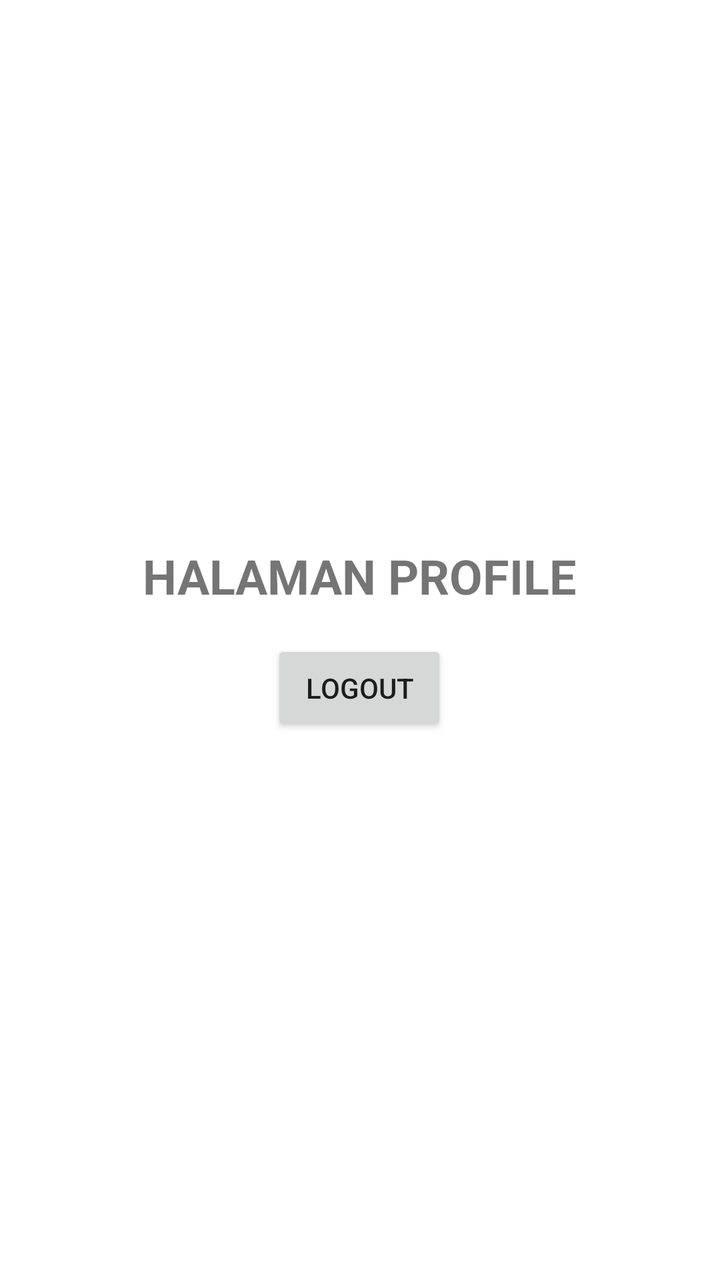
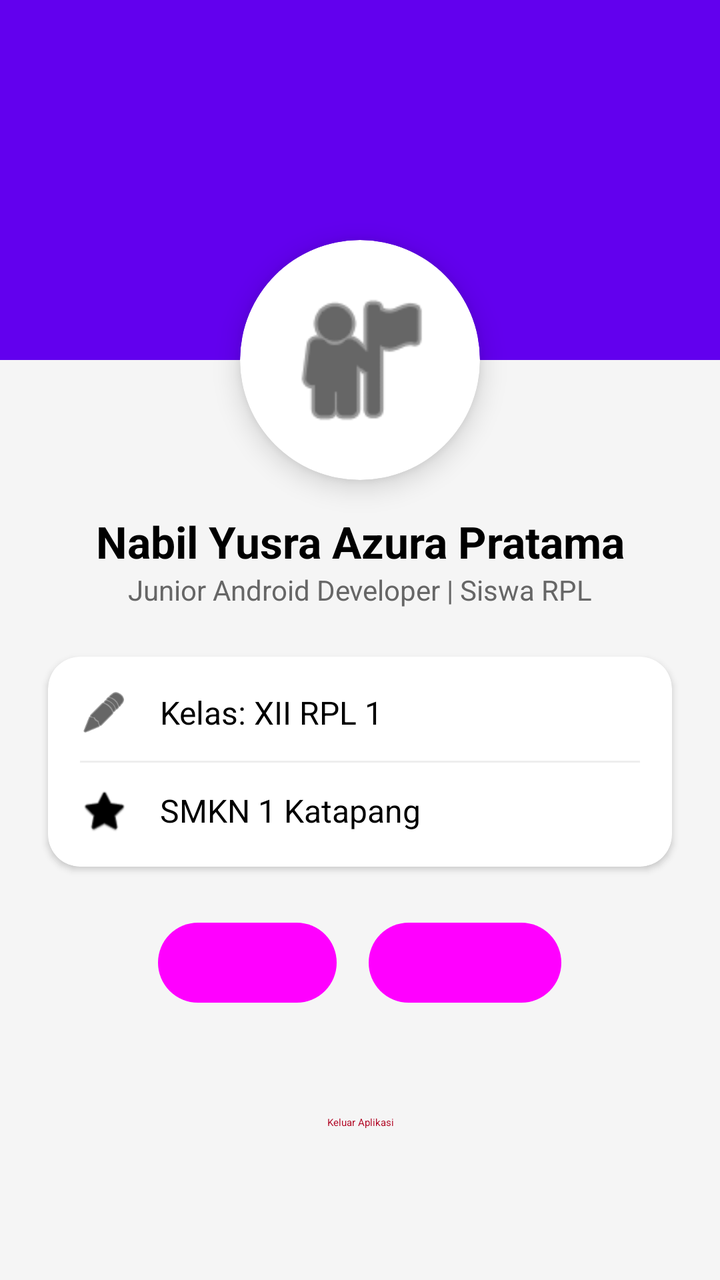

The first picture is an Android layout as it rendered before a commit; the second is the same layout after the commit. The layout source and the unified diff follow.
<!-- AndroidManifest.xml: application theme Theme.My_first_Application -->
<!-- res/layout/fragment_profile.xml -->
<?xml version="1.0" encoding="utf-8"?>
<FrameLayout
    xmlns:android="http://schemas.android.com/apk/res/android"
    android:layout_width="match_parent"
    android:layout_height="match_parent">

    <LinearLayout
        android:layout_width="wrap_content"
        android:layout_height="wrap_content"
        android:layout_gravity="center"
        android:orientation="vertical"
        android:gravity="center">

        <TextView
            android:layout_width="wrap_content"
            android:layout_height="wrap_content"
            android:text="HALAMAN PROFILE"
            android:textSize="24sp"
            android:textStyle="bold"/>

        <Button
            android:id="@+id/btnLogoutFragment"
            android:layout_width="wrap_content"
            android:layout_height="wrap_content"
            android:layout_marginTop="16dp"
            android:text="Logout" />

    </LinearLayout>

</FrameLayout>
<!-- resources referenced by this layout -->
<resources>
  <style name="Theme.My_first_Application" parent="Theme.MaterialComponents.DayNight.NoActionBar">
          
          <item name="colorPrimary">@color/purple_500</item>
          <item name="colorPrimaryVariant">@color/purple_700</item>
          <item name="colorOnPrimary">@color/white</item>
          
          <item name="colorSecondary">@color/teal_200</item>
          <item name="colorSecondaryVariant">@color/teal_700</item>
          <item name="colorOnSecondary">@color/black</item>
          
          <item name="android:statusBarColor">?attr/colorPrimaryVariant</item>
          
      </style>
  <color name="purple_500">#FF6200EE</color>
  <color name="purple_700">#FF3700B3</color>
  <color name="white">#FFFFFFFF</color>
  <color name="teal_200">#FF03DAC5</color>
  <color name="teal_700">#FF018786</color>
  <color name="black">#FF000000</color>
</resources>

<!-- the commit's change to res/layout/fragment_profile.xml (unified diff, before → after) -->
@@ -1,30 +1,180 @@
 <?xml version="1.0" encoding="utf-8"?>
-<FrameLayout
-    xmlns:android="http://schemas.android.com/apk/res/android"
+<androidx.core.widget.NestedScrollView xmlns:android="http://schemas.android.com/apk/res/android"
+    xmlns:app="http://schemas.android.com/apk/res-auto"
+    xmlns:tools="http://schemas.android.com/tools"
     android:layout_width="match_parent"
-    android:layout_height="match_parent">
+    android:layout_height="match_parent"
+    android:background="#F5F5F5">
 
-    <LinearLayout
-        android:layout_width="wrap_content"
+    <androidx.constraintlayout.widget.ConstraintLayout
+        android:layout_width="match_parent"
         android:layout_height="wrap_content"
-        android:layout_gravity="center"
-        android:orientation="vertical"
-        android:gravity="center">
+        android:paddingBottom="32dp">
 
+        
+        <View
+            android:id="@+id/headerBackground"
+            android:layout_width="match_parent"
+            android:layout_height="180dp"
+            android:background="?attr/colorPrimary"
+            app:layout_constraintTop_toTopOf="parent" />
+
+        
+        <com.google.android.material.card.MaterialCardView
+            android:id="@+id/profileCard"
+            android:layout_width="120dp"
+            android:layout_height="120dp"
+            android:layout_marginTop="120dp"
+            app:cardCornerRadius="60dp"
+            app:cardElevation="8dp"
+            app:layout_constraintEnd_toEndOf="parent"
+            app:layout_constraintStart_toStartOf="parent"
+            app:layout_constraintTop_toTopOf="parent">
+
+            <ImageView
+                android:layout_width="match_parent"
+                android:layout_height="match_parent"
+                android:padding="20dp"
+                android:src="@android:drawable/ic_menu_myplaces"
+                app:tint="@color/black" />
+        </com.google.android.material.card.MaterialCardView>
+
+        
         <TextView
-            android:layout_width="wrap_content"
-            android:layout_height="wrap_content"
-            android:text="HALAMAN PROFILE"
-            android:textSize="24sp"
-            android:textStyle="bold"/>
-
-        <Button
-            android:id="@+id/btnLogoutFragment"
+            android:id="@+id/tvProfileName"
             android:layout_width="wrap_content"
             android:layout_height="wrap_content"
             android:layout_marginTop="16dp"
-            android:text="Logout" />
+            android:text="Nabil Yusra Azura Pratama"
+            android:textColor="@color/black"
+            android:textSize="22sp"
+            android:textStyle="bold"
+            app:layout_constraintEnd_toEndOf="parent"
+            app:layout_constraintStart_toStartOf="parent"
+            app:layout_constraintTop_toBottomOf="@id/profileCard" />
 
-    </LinearLayout>
+        <TextView
+            android:id="@+id/tvProfileRole"
+            android:layout_width="wrap_content"
+            android:layout_height="wrap_content"
+            android:text="Junior Android Developer | Siswa RPL"
+            android:textColor="#666666"
+            android:textSize="14sp"
+            app:layout_constraintEnd_toEndOf="parent"
+            app:layout_constraintStart_toStartOf="parent"
+            app:layout_constraintTop_toBottomOf="@id/tvProfileName" />
 
-</FrameLayout>
+        
+        <com.google.android.material.card.MaterialCardView
+            android:id="@+id/infoCard"
+            android:layout_width="match_parent"
+            android:layout_height="wrap_content"
+            android:layout_marginHorizontal="24dp"
+            android:layout_marginTop="24dp"
+            app:cardCornerRadius="16dp"
+            app:cardElevation="2dp"
+            app:layout_constraintTop_toBottomOf="@id/tvProfileRole">
+
+            <LinearLayout
+                android:layout_width="match_parent"
+                android:layout_height="wrap_content"
+                android:orientation="vertical"
+                android:padding="16dp">
+
+                <LinearLayout
+                    android:layout_width="match_parent"
+                    android:layout_height="wrap_content"
+                    android:gravity="center_vertical"
+                    android:orientation="horizontal">
+
+                    <ImageView
+                        android:layout_width="24dp"
+                        android:layout_height="24dp"
+                        android:src="@android:drawable/ic_menu_edit"
+                        app:tint="@color/black" />
+
+                    <TextView
+                        android:layout_width="wrap_content"
+                        android:layout_height="wrap_content"
+                        android:layout_marginStart="16dp"
+                        android:text="Kelas: XII RPL 1"
+                        android:textColor="@color/black"
+                        android:textSize="16sp" />
+                </LinearLayout>
+
+                <View
+                    android:layout_width="match_parent"
+                    android:layout_height="1dp"
+                    android:layout_marginVertical="12dp"
+                    android:background="#EEEEEE" />
+
+                <LinearLayout
+                    android:layout_width="match_parent"
+                    android:layout_height="wrap_content"
+                    android:gravity="center_vertical"
+                    android:orientation="horizontal">
+
+                    <ImageView
+                        android:layout_width="24dp"
+                        android:layout_height="24dp"
+                        android:src="@android:drawable/btn_star_big_on"
+                        app:tint="@color/black" />
+
+                    <TextView
+                        android:layout_width="wrap_content"
+                        android:layout_height="wrap_content"
+                        android:layout_marginStart="16dp"
+                        android:text="SMKN 1 Katapang"
+                        android:textColor="@color/black"
+                        android:textSize="16sp" />
+                </LinearLayout>
+
+            </LinearLayout>
+        </com.google.android.material.card.MaterialCardView>
+
+        
+        <LinearLayout
+            android:id="@+id/socialContainer"
+            android:layout_width="match_parent"
+            android:layout_height="wrap_content"
+            android:layout_marginTop="24dp"
+            android:gravity="center"
+            android:orientation="horizontal"
+            app:layout_constraintTop_toBottomOf="@id/infoCard">
+
+            <com.google.android.material.button.MaterialButton
+                android:id="@+id/btnGithub"
+                style="@style/Widget.Material3.Button.TonalButton"
+                android:layout_width="wrap_content"
+                android:layout_height="wrap_content"
+                android:layout_marginEnd="8dp"
+                android:text="GitHub"
+                app:icon="@android:drawable/ic_menu_view" />
+
+            <com.google.android.material.button.MaterialButton
+                android:id="@+id/btnInstagram"
+                style="@style/Widget.Material3.Button.TonalButton"
+                android:layout_width="wrap_content"
+                android:layout_height="wrap_content"
+                android:layout_marginStart="8dp"
+                android:text="Instagram"
+                app:icon="@android:drawable/ic_menu_camera" />
+
+        </LinearLayout>
+
+        
+        <com.google.android.material.button.MaterialButton
+            android:id="@+id/btnLogoutFragment"
+            style="@style/Widget.Material3.Button.TextButton"
+            android:layout_width="wrap_content"
+            android:layout_height="wrap_content"
+            android:layout_marginTop="32dp"
+            android:text="Keluar Aplikasi"
+            android:textColor="@color/design_default_color_error"
+            app:layout_constraintEnd_toEndOf="parent"
+            app:layout_constraintStart_toStartOf="parent"
+            app:layout_constraintTop_toBottomOf="@id/socialContainer" />
+
+    </androidx.constraintlayout.widget.ConstraintLayout>
+
+</androidx.core.widget.NestedScrollView>
<!-- resource entries referenced after the edit -->
@@ -1,5 +1,6 @@
 <!-- resources referenced by this layout -->
 <resources>
+  <color name="black">#FF000000</color>
   <style name="Theme.My_first_Application" parent="Theme.MaterialComponents.DayNight.NoActionBar">
           
           <item name="colorPrimary">@color/purple_500</item>
@@ -18,6 +19,5 @@
   <color name="white">#FFFFFFFF</color>
   <color name="teal_200">#FF03DAC5</color>
   <color name="teal_700">#FF018786</color>
-  <color name="black">#FF000000</color>
 </resources>
 
